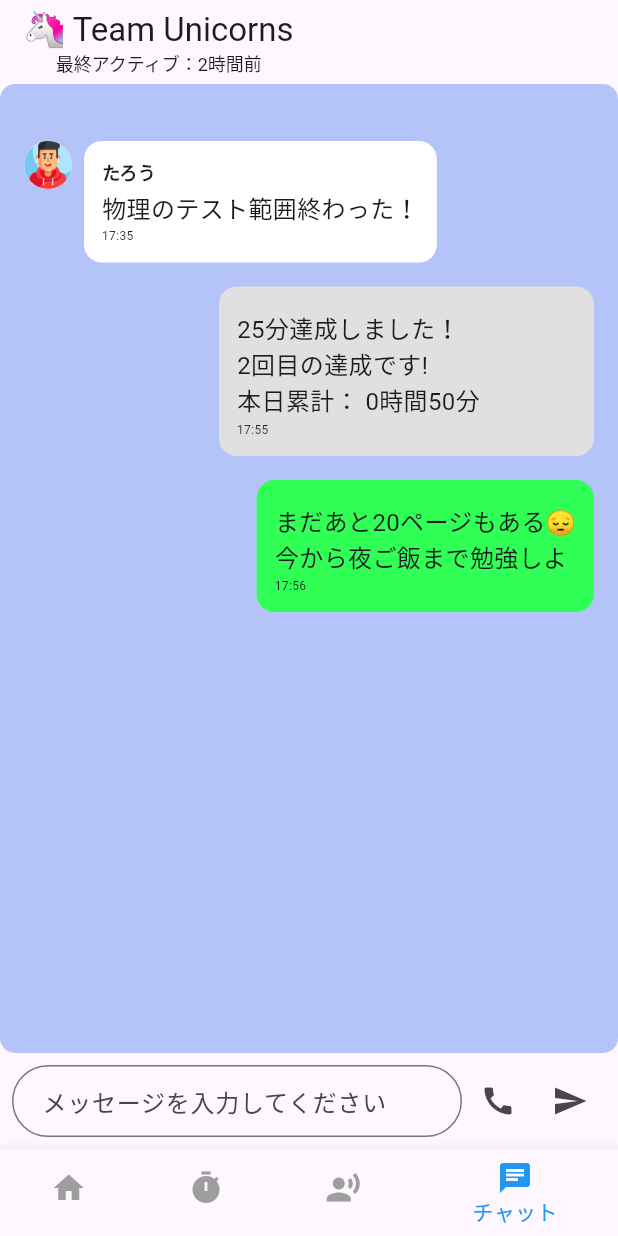
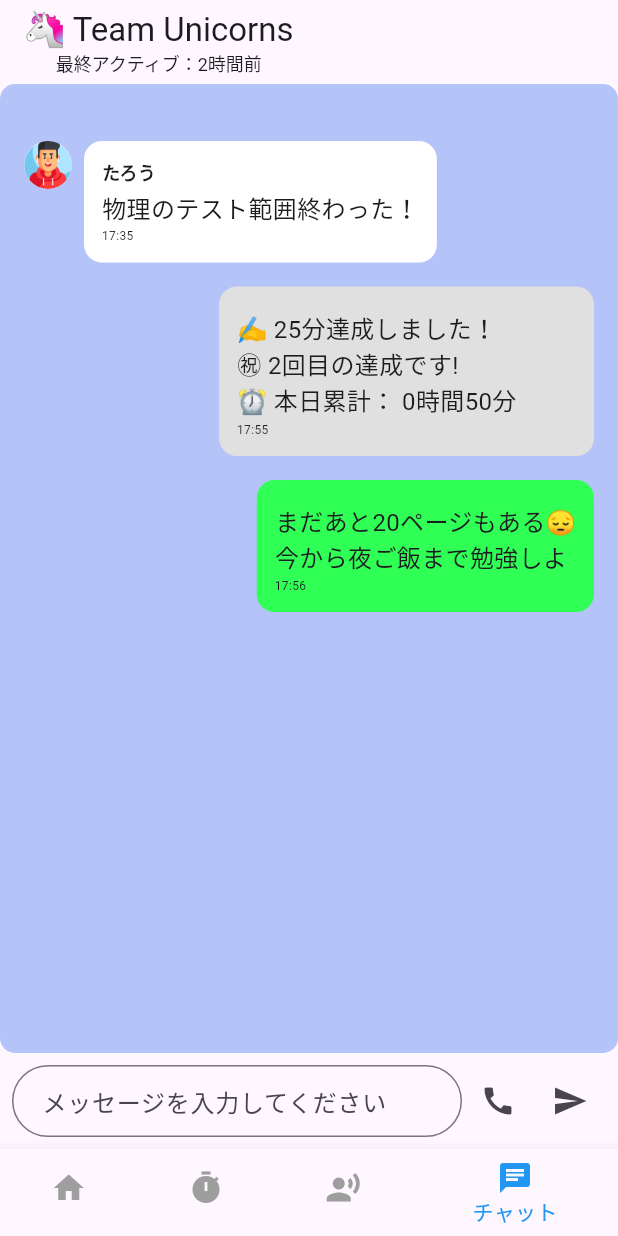
Before and after one commit to east-kite/co_study, a Flutter app: the screen it shows after launch, item 4 of the bottom bar chosen, on a phone screen of 412 x 824 dp. Run offline on Flutter 3.47's test engine with Material 3 defaults, Android fonts, the phone set to English and light mode, and no system bars.

Commit message:
add emoji

```diff
--- a/lib/widgets/chat_page.dart
+++ b/lib/widgets/chat_page.dart
@@ -21,9 +21,9 @@ class ChatPage extends StatelessWidget {
         children: [
           Expanded(
             child: Container(
-              padding: EdgeInsets.symmetric(vertical: 30),
+              padding: const EdgeInsets.symmetric(vertical: 30),
               decoration: BoxDecoration(
-                color: Color.fromRGBO(180, 196, 249, 1),
+                color: const Color.fromRGBO(180, 196, 249, 1),
                 borderRadius: BorderRadius.circular(10),
               ),
               child: ListView(
@@ -36,7 +36,7 @@ class ChatPage extends StatelessWidget {
                     sendtime: "17:35",
                   ),
                   MessageWidget(
-                    message: '25分達成しました！\n2回目の達成です!\n本日累計： 0時間50分　　　　',
+                    message: '✍ 25分達成しました！\n㊗ 2回目の達成です!\n⏰ 本日累計： 0時間50分　　　　',
                     isMe: true,
                     isSystem: true,
                     senderName: "自分",
@@ -61,7 +61,7 @@ class ChatPage extends StatelessWidget {
 
   Widget _TextInput() {
     return Container(
-      padding: EdgeInsets.all(8),
+      padding: const EdgeInsets.all(8),
       child: Row(
         children: [
           Expanded(
@@ -77,7 +77,7 @@ class ChatPage extends StatelessWidget {
             ),
           ),
           IconButton(
-            icon: Icon(Icons.call),
+            icon: const Icon(Icons.call),
             onPressed: () {
               navigatorKey.currentState!.push(
                 MaterialPageRoute(
@@ -86,7 +86,7 @@ class ChatPage extends StatelessWidget {
             },
           ),
           IconButton(
-            icon: Icon(Icons.send),
+            icon: const Icon(Icons.send),
             onPressed: () {
               // メッセージ送信処理
             },
@@ -115,7 +115,7 @@ class MessageWidget extends StatelessWidget {
   @override
   Widget build(BuildContext context) {
     return Container(
-      padding: EdgeInsets.symmetric(vertical: 8, horizontal: 16),
+      padding: const EdgeInsets.symmetric(vertical: 8, horizontal: 16),
       alignment: isMe ? Alignment.centerRight : Alignment.centerLeft,
       child: Column(
         crossAxisAlignment:
@@ -126,45 +126,45 @@ class MessageWidget extends StatelessWidget {
                 isMe ? MainAxisAlignment.end : MainAxisAlignment.start,
             crossAxisAlignment: CrossAxisAlignment.start,
             children: [
-              if (!isMe) // isMeがfalse（相手のメッセージ）の場合にアイコンを表示
-                Padding(
+              if (!isMe)
+                const Padding(
                   padding: EdgeInsets.only(right: 8),
                   child: CircleAvatar(
                     radius: 16,
-                    backgroundImage: AssetImage('images/gamer.png'), // 顔写真の画像
+                    backgroundImage: AssetImage('images/avatar1.png'),
                   ),
                 ),
               Flexible(
                 child: Container(
-                  constraints: BoxConstraints(maxWidth: 250),
+                  constraints: const BoxConstraints(maxWidth: 250),
                   decoration: BoxDecoration(
                     color: isSystem
                         ? Colors.grey[300]
                         : (isMe
-                            ? Color.fromARGB(255, 48, 255, 86)
+                            ? const Color.fromARGB(255, 48, 255, 86)
                             : Colors.white),
                     borderRadius: BorderRadius.circular(12),
                   ),
-                  padding: EdgeInsets.all(12),
+                  padding: const EdgeInsets.all(12),
                   child: Column(
                     crossAxisAlignment: CrossAxisAlignment.start,
                     children: [
                       if (!isMe)
                         Text(
                           senderName,
-                          style: TextStyle(
+                          style: const TextStyle(
                               fontWeight: FontWeight.bold, fontSize: 12),
                         ),
-                      SizedBox(height: 4), // 名前とメッセージの間隔を調整
+                      const SizedBox(height: 4), // 名前とメッセージの間隔を調整
                       Text(
                         message,
-                        style: TextStyle(fontSize: 16),
+                        style: const TextStyle(fontSize: 16),
                       ),
-                      SizedBox(height: 2),
+                      const SizedBox(height: 2),
                       Text(
                         sendtime,
                         textAlign: TextAlign.end,
-                        style: TextStyle(fontSize: 8),
+                        style: const TextStyle(fontSize: 8),
                       ),
                     ],
                   ),
```
Also changed, not shown: lib/widgets/group_timer_page.dart (+28 -9 lines), images/avatar1.png (renamed from images/gamer.png).
